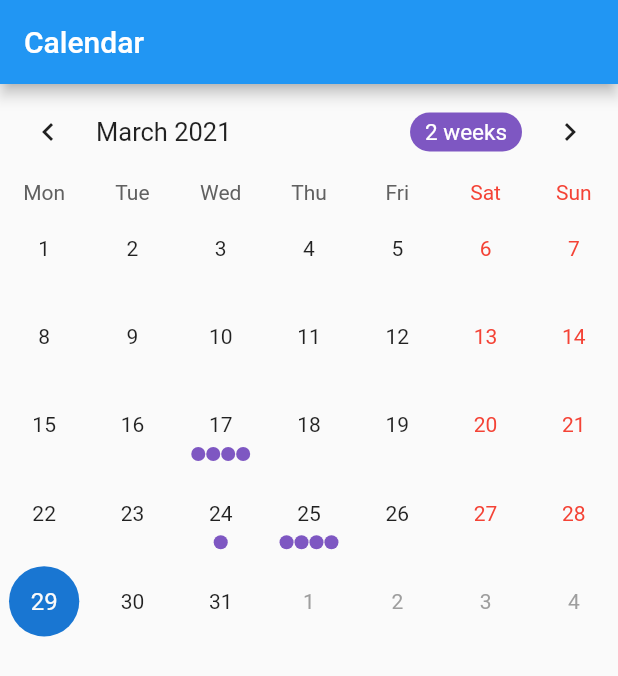
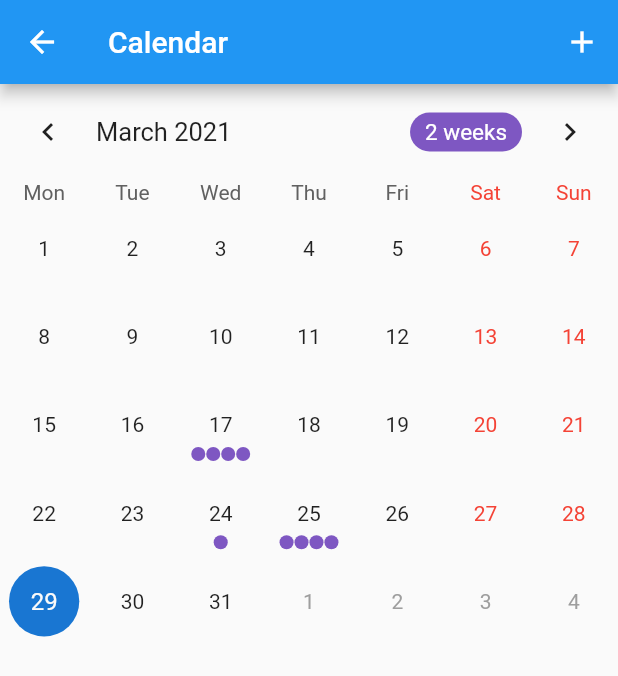
Before and after one commit to ubclaunchpad/todo-scheduler, a Flutter app: the screen it shows after launch, after a tap on "Calendar", on a phone screen of 412 x 824 dp. Shown: the top 676 px of the screen. Run offline on Flutter 3.47's test engine with Material 2 defaults, Android fonts, the phone set to English and light mode, and no system bars; drawn by our look-alikes of table_calendar.

Commit message:
slight cal screen changes and started tests

```diff
--- a/lib/main.dart
+++ b/lib/main.dart
@@ -38,7 +38,6 @@ class HomeScreen extends StatelessWidget {
               key: Key("Home Screen - Calendar Button"),
               child: Text("Calendar"),
               onPressed: () {
-                // TODO: implement navigation from Home Page to Calendar page using this button
                 Navigator.push(
                   context,
                   MaterialPageRoute(builder: (context) => CalendarScreen()),
--- a/lib/screens/calendar_screen.dart
+++ b/lib/screens/calendar_screen.dart
@@ -6,12 +6,10 @@ import 'package:intl/date_symbol_data_local.dart';
 class CalendarScreen extends StatelessWidget {
   @override
   Widget build(BuildContext context) {
-    return MaterialApp(
+    return Scaffold(
       // TODO: personalize title with user's name
-      key: Key("Calendar Screen"),
-      title: 'Calendar',
-      theme: ThemeData(primarySwatch: Colors.blue),
-      home: Calendar(title: 'Calendar'),
+      key: Key("calendar_screen"),
+      body: Calendar(title: 'Calendar'),
     );
   }
 }
@@ -35,8 +33,7 @@ class _CalendarState extends State<Calendar> with TickerProviderStateMixin {
   void initState() {
     super.initState();
     final _selectedDay = DateTime.now();
-
-    // _events = load from database
+    // TODO: load events from database
     _events = {
       _selectedDay.subtract(Duration(days: 12)): [
         'CPSC 310: 13:00 - 13:50',
@@ -100,17 +97,25 @@ class _CalendarState extends State<Calendar> with TickerProviderStateMixin {
   Widget build(BuildContext context) {
     return Scaffold(
       appBar: AppBar(
+        key: Key("calendar_app_bar"),
         title: Text(widget.title),
+        actions: <Widget>[
+          IconButton(
+            icon: Icon(
+              Icons.add,
+              color: Colors.white,
+            ),
+            onPressed: () {
+              // TODO: navigate to Add Event screen
+            },
+          ),
+        ],
       ),
       body: Column(
         mainAxisSize: MainAxisSize.max,
         children: <Widget>[
-          // Switch out 2 lines below to play with TableCalendar's settings
-          //-----------------------
           _buildTableCalendar(),
           const SizedBox(height: 8.0),
-          // _buildButtons(),
-          // const SizedBox(height: 8.0),
           Expanded(child: _buildEventList()),
         ],
       ),
@@ -119,7 +124,7 @@ class _CalendarState extends State<Calendar> with TickerProviderStateMixin {
 
   Widget _buildTableCalendar() {
     return TableCalendar(
-      key: Key("Calendar Screen - Table Calendar"),
+      key: Key('calendar_widget'),
       calendarController: _calendarController,
       events: _events,
       startingDayOfWeek: StartingDayOfWeek.monday,
@@ -138,7 +143,6 @@ class _CalendarState extends State<Calendar> with TickerProviderStateMixin {
         ),
       ),
       onDaySelected: _onDaySelected,
-      //onVisibleDaysChanged: _onVisibleDaysChanged,
       onCalendarCreated: _onCalendarCreated,
     );
   }
@@ -153,9 +157,10 @@ class _CalendarState extends State<Calendar> with TickerProviderStateMixin {
           // TODO: order events by time after Event class implemented
           final event = _selectedEvents[index].toString();
           return Card(
+              key: Key('calendar_event'),
               child: ListTile(
-            title: Text(event),
-          ));
+                title: Text(event),
+              ));
         });
   }
 }
```
Also changed, not shown: 3 other files.
